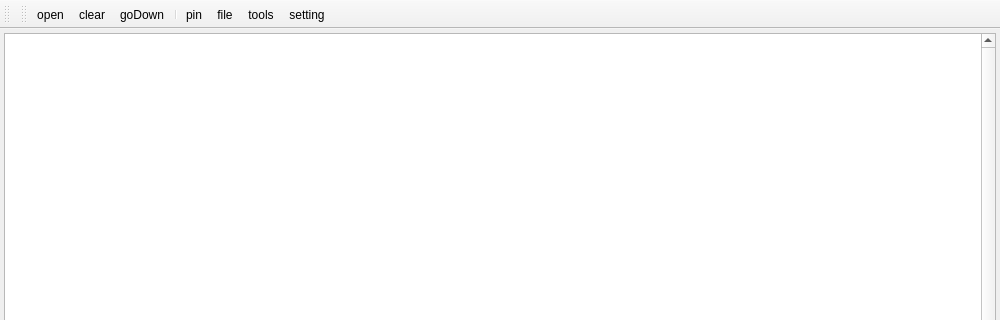
Qt form ui/mainWindow.ui (cocom-official/CoCOM) before a commit; both pictures show x 0 to 1000 and y 0 to 320 of the 1000 by 800 pixel window.
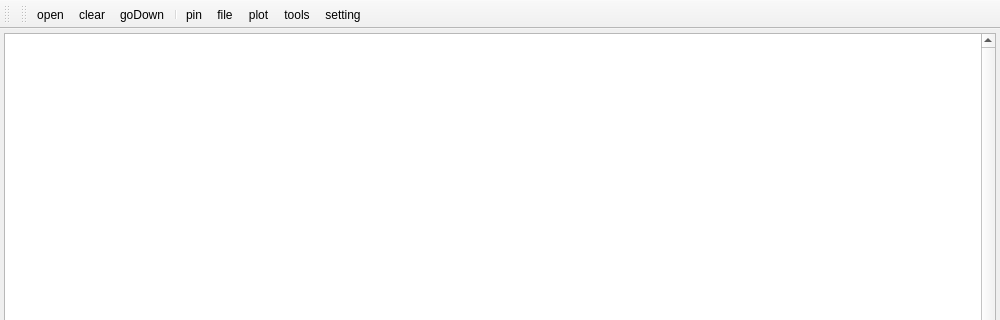
The same form after that commit. Icons and pictures are not drawn.

Commit message: add plot; change source dir;

Diff of the .ui file:
```diff
--- a/ui/mainWindow.ui
+++ b/ui/mainWindow.ui
@@ -226,6 +226,7 @@
    <addaction name="separator"/>
    <addaction name="pinAction"/>
    <addaction name="saveToFileAction"/>
+   <addaction name="plotAction"/>
    <addaction name="toolsAction"/>
    <addaction name="configAction"/>
   </widget>
@@ -335,6 +336,15 @@
     <string>go down</string>
    </property>
   </action>
+  <action name="plotAction">
+   <property name="icon">
+    <iconset resource="../assets/assets.qrc">
+     <normaloff>:/assets/icons/chart-line.svg</normaloff>:/assets/icons/chart-line.svg</iconset>
+   </property>
+   <property name="text">
+    <string>plot</string>
+   </property>
+  </action>
  </widget>
  <resources>
   <include location="../assets/assets.qrc"/>
```
The commit also changes 42 other files.
